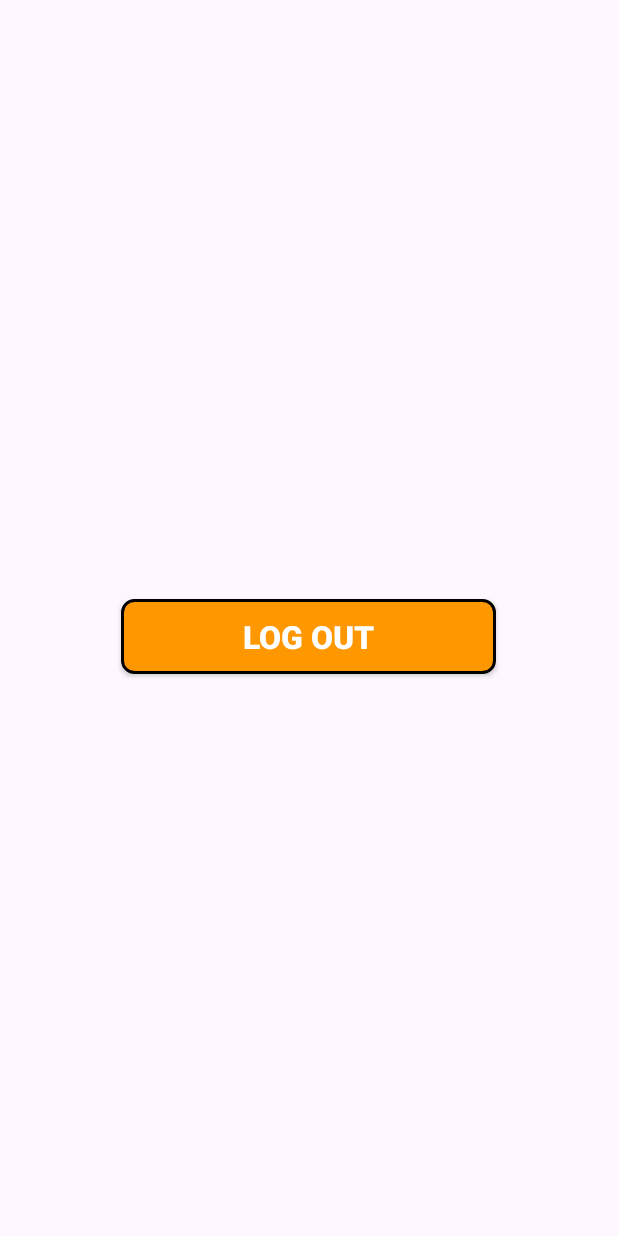
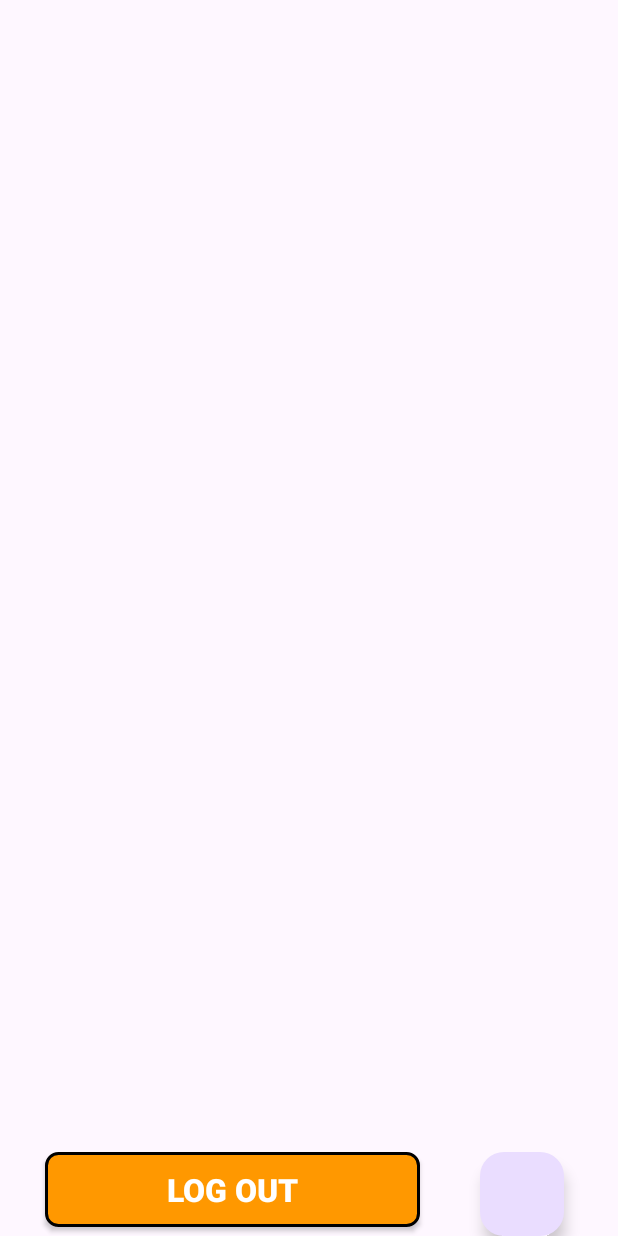
Before and after one commit to tdc2004/BaiTapBuoi2, an Android app: the Signout screen opened directly, with no data from a screen before it, on a phone screen of 412 x 824 dp. Run offline under Robolectric (Android 15) with nearby library versions, the phone set to English and light mode, and no system bars; our stand-ins replace Firebase (no records; nobody signed in at launch, a user with empty details on screens opened directly).

Commit message:
Them moi va Day du lieu len RecylerView

```diff
--- a/app/build.gradle.kts
+++ b/app/build.gradle.kts
@@ -41,4 +41,6 @@ dependencies {
     implementation(platform("com.google.firebase:firebase-bom:32.7.3"))
     implementation("com.google.firebase:firebase-analytics")
     implementation("com.google.firebase:firebase-auth-ktx:22.3.1")
+    implementation("com.google.firebase:firebase-firestore")
+
 }
--- /dev/null
+++ b/app/src/main/java/com/chinhdev/lab1/CityAdapter.java
@@ -0,0 +1,55 @@
+package com.chinhdev.lab1;
+
+import android.view.LayoutInflater;
+import android.view.View;
+import android.view.ViewGroup;
+import android.widget.ImageView;
+import android.widget.TextView;
+
+import androidx.annotation.NonNull;
+import androidx.recyclerview.widget.RecyclerView;
+
+import java.util.List;
+import java.util.Map;
+
+public class CityAdapter extends RecyclerView.Adapter<CityAdapter.ViewHolder> {
+    private List<Map<String, Object>> list;
+
+    public CityAdapter(List<Map<String, Object>> list) {
+        this.list = list;
+    }
+
+    @NonNull
+    @Override
+    public ViewHolder onCreateViewHolder(@NonNull ViewGroup parent, int viewType) {
+        View view = LayoutInflater.from(parent.getContext()).inflate(R.layout.item_city, parent, false);
+        return new ViewHolder(view);
+    }
+
+    @Override
+    public void onBindViewHolder(@NonNull ViewHolder holder, int position) {
+        Map<String, Object> city = list.get(position);
+        String cityName = city.get("name").toString();
+        String country = city.get("country").toString();
+        String population = city.get("population").toString();
+
+        holder.textView.setText("City: "+cityName);
+        holder.tv2.setText("Country: " + country);
+        holder.tv3.setText("Population: " + population);
+    }
+
+    @Override
+    public int getItemCount() {
+        return list.size();
+    }
+
+    class ViewHolder extends RecyclerView.ViewHolder{
+        TextView textView,tv2,tv3;
+        public ViewHolder(@NonNull View itemView) {
+            super(itemView);
+            textView = itemView.findViewById(R.id.cityNameTextView);
+            tv2=itemView.findViewById(R.id.countryTextView);
+            tv3 =itemView.findViewById(R.id.populationTextView);
+        }
+    }
+}
--- a/app/src/main/java/com/chinhdev/lab1/MainActivity.java
+++ b/app/src/main/java/com/chinhdev/lab1/MainActivity.java
@@ -7,8 +7,12 @@ import android.widget.Button;
 import androidx.activity.EdgeToEdge;
 import androidx.appcompat.app.AppCompatActivity;
 
+import com.google.firebase.Firebase;
+import com.google.firebase.firestore.FirebaseFirestore;
+
 public class MainActivity extends AppCompatActivity {
     Button btn_email, btn_phone;
+
 
     @Override
     protected void onCreate(Bundle savedInstanceState) {
--- a/app/src/main/java/com/chinhdev/lab1/Signout.java
+++ b/app/src/main/java/com/chinhdev/lab1/Signout.java
@@ -1,25 +1,120 @@
 package com.chinhdev.lab1;
 
+import static android.content.ContentValues.TAG;
+
 import android.content.Intent;
+import android.os.Build;
 import android.os.Bundle;
+import android.util.Log;
+import android.view.LayoutInflater;
 import android.view.View;
 import android.widget.Button;
+import android.widget.Toast;
 
 import androidx.activity.EdgeToEdge;
+import androidx.annotation.NonNull;
+import androidx.appcompat.app.AlertDialog;
 import androidx.appcompat.app.AppCompatActivity;
 import androidx.core.graphics.Insets;
 import androidx.core.view.ViewCompat;
 import androidx.core.view.WindowInsetsCompat;
+import androidx.recyclerview.widget.LinearLayoutManager;
+import androidx.recyclerview.widget.RecyclerView;
 
+import com.google.android.gms.tasks.OnCompleteListener;
+import com.google.android.gms.tasks.Task;
+import com.google.android.material.floatingactionbutton.FloatingActionButton;
+import com.google.android.material.textfield.TextInputEditText;
 import com.google.firebase.auth.FirebaseAuth;
 import com.google.firebase.auth.FirebaseUser;
+import com.google.firebase.firestore.CollectionReference;
+import com.google.firebase.firestore.DocumentReference;
+import com.google.firebase.firestore.FirebaseFirestore;
+import com.google.firebase.firestore.QueryDocumentSnapshot;
+import com.google.firebase.firestore.QuerySnapshot;
+
+import java.util.ArrayList;
+import java.util.Arrays;
+import java.util.HashMap;
+import java.util.List;
+import java.util.Map;
 
 public class Signout extends AppCompatActivity {
+    FirebaseFirestore firestore;
+    private RecyclerView recyclerView;
+    private CityAdapter cityAdapter;
+    private List<Map<String, Object>> list;
+    FloatingActionButton btn_add;
+    Button btn_them, btn_huy;
+    TextInputEditText txt_name,txt_country,txt_popu;
+
     @Override
     protected void onCreate(Bundle savedInstanceState) {
         super.onCreate(savedInstanceState);
         EdgeToEdge.enable(this);
         setContentView(R.layout.activity_signout);
+        firestore = FirebaseFirestore.getInstance();
+        recyclerView = findViewById(R.id.recyclerView);
+        recyclerView.setLayoutManager(new LinearLayoutManager(this));
+        btn_add = findViewById(R.id.btn_add);
+        btn_add.setOnClickListener(v -> {
+            View view = LayoutInflater.from(this).inflate(R.layout.item_add,null);
+            AlertDialog.Builder builder = new AlertDialog.Builder(this);
+            builder.setView(view);
+            AlertDialog alertDialog = builder.create();
+            btn_them = view.findViewById(R.id.btn_them);
+            btn_huy=view.findViewById(R.id.btn_huy);
+            txt_name = view.findViewById(R.id.edt_city);
+            txt_country = view.findViewById(R.id.edt_country);
+            txt_popu = view.findViewById(R.id.edt_populationk);
+            txt_name = view.findViewById(R.id.edt_city);
+            btn_them.setOnClickListener(v1 -> {
+                String cityName = txt_name.getText().toString();
+                String countryName = txt_country.getText().toString();
+                String population = txt_popu.getText().toString();
+                if (!cityName.isEmpty() && !countryName.isEmpty() && !population.isEmpty()) {
+                    CollectionReference cities = firestore.collection("cities");
+                    Map<String, Object> newCity = new HashMap<>();
+                    newCity.put("name", cityName);
+                    newCity.put("country", countryName);
+                    newCity.put("population", Integer.parseInt(population));
+                    cities.add(newCity).addOnCompleteListener(new OnCompleteListener<DocumentReference>() {
+                        @Override
+                        public void onComplete(@NonNull Task<DocumentReference> task) {
+                            if (task.isSuccessful()) {
+                                alertDialog.dismiss();
+                                docDulieu();
+                                Toast.makeText(Signout.this, "Thêm thành công", Toast.LENGTH_SHORT).show();
+                            } else {
+                                Log.d(TAG, "Error adding document", task.getException());
+                            }
+
+                        }
+                    });
+                }else {
+                    Toast.makeText(Signout.this, "Vui lòng nhập đầy đủ thông tin", Toast.LENGTH_SHORT).show();
+                }
+            });
+            btn_huy.setOnClickListener(new View.OnClickListener() {
+                @Override
+                public void onClick(View v) {
+                    alertDialog.dismiss();
+
+                }
+            });
+            alertDialog.show();
+
+        });
+
+        list = new ArrayList<>();
+
+        // Khởi tạo Adapter và gán cho RecyclerView
+        cityAdapter = new CityAdapter(list);
+        recyclerView.setAdapter(cityAdapter);
+
+        ghiDulieu();
+
+        docDulieu();
         findViewById(R.id.btnlogout).setOnClickListener(new View.OnClickListener() {
             @Override
             public void onClick(View view) {
@@ -28,4 +123,58 @@ public class Signout extends AppCompatActivity {
             }
         });
     }
+    private void ghiDulieu() {
+        CollectionReference cities = firestore.collection("cities");
+
+        Map<String, Object> data1 = new HashMap<>();
+        data1.put("name", "San Francisco");
+        data1.put("country", "USA");
+        data1.put("population", 860000);
+        cities.document("SF").set(data1);
+
+        Map<String, Object> data2 = new HashMap<>();
+        data2.put("name", "Los Angeles");
+        data2.put("country", "USA");
+        data2.put("population", 3900000);
+        cities.document("LA").set(data2);
+        Map<String, Object> data3 = new HashMap<>();
+        data3.put("name", "Washington D.C.");
+        data3.put("country", "USA");
+        data3.put("population", 680000);
+        cities.document("DC").set(data3);
+
+        Map<String, Object> data4 = new HashMap<>();
+        data4.put("name", "Tokyo");
+        data4.put("country", "Japan");
+        data4.put("population", 9000000);
+        cities.document("TOK").set(data4);
+
+        Map<String, Object> data5 = new HashMap<>();
+        data5.put("name", "Beijing");
+        data5.put("country", "China");
+        data5.put("population", 21500000);
+        cities.document("BJ").set(data5);
+
+
+    }
+
+    private void docDulieu () {
+        firestore.collection("cities")
+                .get()
+                .addOnCompleteListener(new OnCompleteListener<QuerySnapshot>() {
+                    @Override
+                    public void onComplete(@NonNull Task<QuerySnapshot> task) {
+                        if (task.isSuccessful()) {
+                            list.clear(); // Xóa dữ liệu cũ
+                            for (QueryDocumentSnapshot document : task.getResult()) {
+                                Map<String, Object> cityData = document.getData();
+                                list.add(cityData);
+                            }
+                            cityAdapter.notifyDataSetChanged(); // Cập nhật dữ liệu mới
+                        } else {
+                            Log.d(TAG, "Error getting documents: ", task.getException());
+                        }
+                    }
+                });
+    }
 }
--- a/app/src/main/res/layout/activity_signout.xml
+++ b/app/src/main/res/layout/activity_signout.xml
@@ -7,8 +7,18 @@
     android:orientation="vertical"
     android:gravity="center"
     tools:context=".Signout">
+    <androidx.recyclerview.widget.RecyclerView
+        android:layout_width="match_parent"
+        android:layout_height="0dp"
+        android:layout_weight="1"
+        android:padding="10dp"
+        android:id="@+id/recyclerView"/>
 
+    <LinearLayout
+        android:layout_width="match_parent"
+        android:layout_height="wrap_content">
         <androidx.appcompat.widget.AppCompatButton
+            android:layout_marginLeft="30dp"
             android:id="@+id/btnlogout"
             android:layout_width="250dp"
             android:layout_height="50dp"
@@ -16,7 +26,13 @@
             android:text="LOG OUT"
             android:textColor="@color/white"
             android:textStyle="bold"
-        android:textSize="21dp"
-        android:layout_marginTop="25dp" />
+            android:textSize="21dp" />
+        <com.google.android.material.floatingactionbutton.FloatingActionButton
+            android:layout_width="wrap_content"
+            android:layout_height="wrap_content"
+            android:layout_marginLeft="40dp"
+            android:id="@+id/btn_add"
+            />
+    </LinearLayout>
 
 </LinearLayout>
```
Also changed, not shown: app/src/main/res/layout/item_add.xml (added, +93 -0 lines), app/src/main/res/layout/item_city.xml (added, +52 -0 lines). Lines whose indentation alone changed are shown as unchanged.
